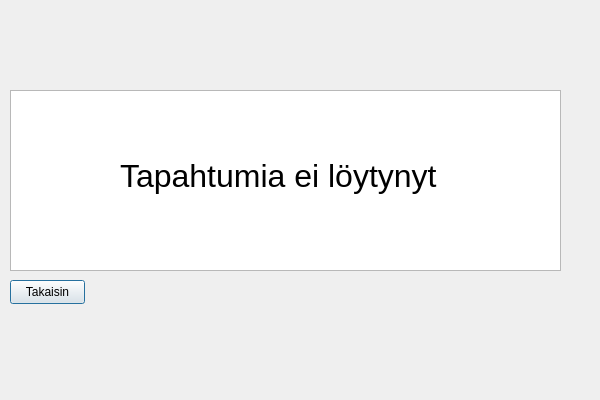
Before: the Qt Designer form frontend/eventswindow.ui in 22kmo-project/group_3, drawn with Qt 5.
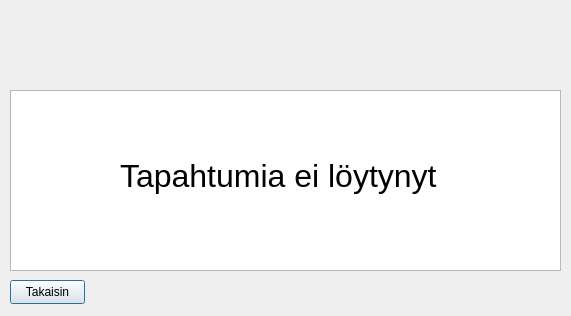
After: the same form once the commit is applied. Icons and pictures are not drawn.

Patch:
```diff
--- a/frontend/eventswindow.ui
+++ b/frontend/eventswindow.ui
@@ -6,8 +6,8 @@
    <rect>
     <x>0</x>
     <y>0</y>
-    <width>600</width>
-    <height>400</height>
+    <width>571</width>
+    <height>316</height>
    </rect>
   </property>
   <property name="windowTitle">
```
